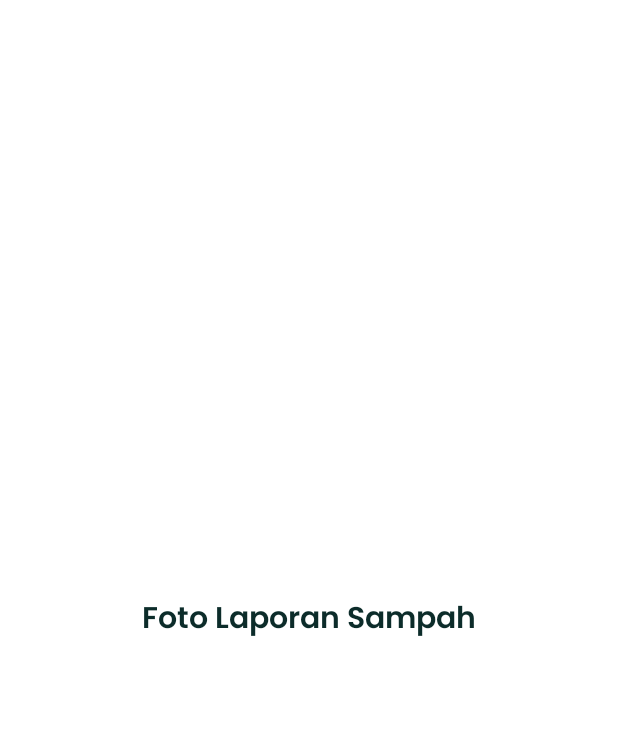
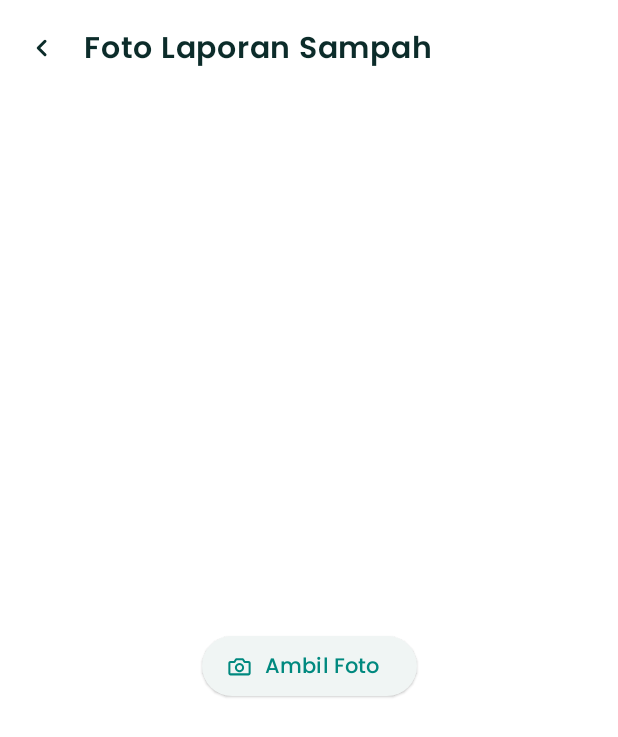
Before and after one commit to dimaswirabakti/cleanesia-android, an Android app built with Jetpack Compose: the ReportPhotoActivity screen opened directly, with no data from a screen before it, on a phone screen of 412 x 824 dp. Shown: the top 737 px of the screen. Run offline under Robolectric (Android 15) with nearby library versions, the phone set to English and light mode, and no system bars.

Commit message:
feat(lapor): tambah layar Foto Laporan dengan kamera dan FileProvider
- Tab Laporan membuka ReportPhotoActivity
- Izin lokasi diminta sebelum kamera dibuka, kamera tetap terbuka walau izin ditolak
- Foto disimpan di filesDir/foto lewat TakePicture, path disimpan di SavedStateHandle sebelum kamera dibuka
- File kosong dihapus saat pengambilan foto dibatalkan

```diff
--- a/app/src/main/java/com/cleanesia/feature/report/photo/ReportPhotoActivity.kt
+++ b/app/src/main/java/com/cleanesia/feature/report/photo/ReportPhotoActivity.kt
@@ -1,10 +1,12 @@
 package com.cleanesia.feature.report.photo
 
+import android.content.Intent
 import android.os.Bundle
 import androidx.activity.ComponentActivity
 import androidx.activity.compose.setContent
 import androidx.activity.enableEdgeToEdge
-import com.cleanesia.ui.components.PlaceholderScreen
+import com.cleanesia.feature.report.ReportExtras
+import com.cleanesia.feature.report.detail.ReportDetailActivity
 import com.cleanesia.ui.theme.CleanesiaTheme
 
 class ReportPhotoActivity : ComponentActivity() {
@@ -13,7 +15,15 @@ class ReportPhotoActivity : ComponentActivity() {
         enableEdgeToEdge()
         setContent {
             CleanesiaTheme {
-                PlaceholderScreen(title = "Foto Laporan Sampah")
+                ReportPhotoScreen(
+                    onBack = { finish() },
+                    onPhotoTaken = { path ->
+                        startActivity(
+                            Intent(this, ReportDetailActivity::class.java)
+                                .putExtra(ReportExtras.PHOTO_PATH, path)
+                        )
+                    },
+                )
             }
         }
     }
--- /dev/null
+++ b/app/src/main/java/com/cleanesia/feature/report/photo/ReportPhotoScreen.kt
@@ -0,0 +1,129 @@
+package com.cleanesia.feature.report.photo
+
+import android.Manifest
+import android.content.ActivityNotFoundException
+import androidx.activity.compose.rememberLauncherForActivityResult
+import androidx.activity.result.contract.ActivityResultContracts
+import androidx.compose.foundation.layout.Box
+import androidx.compose.foundation.layout.Spacer
+import androidx.compose.foundation.layout.fillMaxSize
+import androidx.compose.foundation.layout.padding
+import androidx.compose.foundation.layout.size
+import androidx.compose.foundation.layout.width
+import androidx.compose.material3.ButtonDefaults
+import androidx.compose.material3.ElevatedButton
+import androidx.compose.material3.ExperimentalMaterial3Api
+import androidx.compose.material3.Icon
+import androidx.compose.material3.IconButton
+import androidx.compose.material3.Scaffold
+import androidx.compose.material3.SnackbarHost
+import androidx.compose.material3.SnackbarHostState
+import androidx.compose.material3.Text
+import androidx.compose.material3.TopAppBar
+import androidx.compose.material3.TopAppBarDefaults
+import androidx.compose.runtime.Composable
+import androidx.compose.runtime.remember
+import androidx.compose.runtime.rememberCoroutineScope
+import androidx.compose.ui.Alignment
+import androidx.compose.ui.Modifier
+import androidx.compose.ui.graphics.Color
+import androidx.compose.ui.platform.LocalContext
+import androidx.compose.ui.res.painterResource
+import androidx.compose.ui.unit.dp
+import androidx.core.content.FileProvider
+import androidx.lifecycle.viewmodel.compose.viewModel
+import com.cleanesia.R
+import com.cleanesia.core.location.hasLocationPermission
+import com.cleanesia.ui.theme.Background
+import com.cleanesia.ui.theme.Brand700
+import kotlinx.coroutines.launch
+
+/** Warna isi tombol "Ambil Foto", diambil dari desain (design-ref/Foto laporan sampah.png). */
+private val TakePhotoButtonContainer = Color(0xFFF0F5F4)
+
+@OptIn(ExperimentalMaterial3Api::class)
+@Composable
+fun ReportPhotoScreen(
+    onBack: () -> Unit,
+    onPhotoTaken: (photoPath: String) -> Unit,
+    viewModel: ReportPhotoViewModel = viewModel(factory = ReportPhotoViewModel.Factory),
+) {
+    val context = LocalContext.current
+    val snackbarHostState = remember { SnackbarHostState() }
+    val scope = rememberCoroutineScope()
+
+    val takePicture = rememberLauncherForActivityResult(ActivityResultContracts.TakePicture()) { success ->
+        viewModel.onPhotoResult(success)?.let(onPhotoTaken)
+    }
+
+    fun launchCamera() {
+        val file = viewModel.newPhotoFile()
+        val uri = FileProvider.getUriForFile(context, "${context.packageName}.fileprovider", file)
+        try {
+            takePicture.launch(uri)
+        } catch (_: ActivityNotFoundException) {
+            viewModel.onPhotoResult(success = false)
+            scope.launch { snackbarHostState.showSnackbar("Aplikasi kamera tidak ditemukan.") }
+        }
+    }
+
+    // Lokasi diambil saat foto diambil, jadi izinnya diminta di sini bila belum ada.
+    // Apa pun jawabannya, kamera tetap dibuka; laporan tertahan di Detail sampai lokasi didapat.
+    val requestLocation = rememberLauncherForActivityResult(
+        ActivityResultContracts.RequestMultiplePermissions()
+    ) { launchCamera() }
+
+    Scaffold(
+        topBar = {
+            TopAppBar(
+                title = { Text("Foto Laporan Sampah") },
+                navigationIcon = {
+                    IconButton(onClick = onBack) {
+                        Icon(painterResource(R.drawable.ic_back), contentDescription = "Kembali")
+                    }
+                },
+                colors = TopAppBarDefaults.topAppBarColors(
+                    containerColor = Background,
+                    scrolledContainerColor = Background,
+                ),
+            )
+        },
+        snackbarHost = { SnackbarHost(snackbarHostState) },
+        containerColor = Background,
+    ) { innerPadding ->
+        Box(
+            modifier = Modifier
+                .fillMaxSize()
+                .padding(innerPadding),
+            contentAlignment = Alignment.Center,
+        ) {
+            ElevatedButton(
+                onClick = {
+                    if (hasLocationPermission(context)) {
+                        launchCamera()
+                    } else {
+                        requestLocation.launch(
+                            arrayOf(
+                                Manifest.permission.ACCESS_FINE_LOCATION,
+                                Manifest.permission.ACCESS_COARSE_LOCATION,
+                            )
+                        )
+                    }
+                },
+                colors = ButtonDefaults.elevatedButtonColors(
+                    containerColor = TakePhotoButtonContainer,
+                    contentColor = Brand700,
+                ),
+                contentPadding = ButtonDefaults.ButtonWithIconContentPadding,
+            ) {
+                Icon(
+                    painterResource(R.drawable.ic_nav_camera),
+                    contentDescription = null,
+                    modifier = Modifier.size(ButtonDefaults.IconSize),
+                )
+                Spacer(Modifier.width(ButtonDefaults.IconSpacing))
+                Text("Ambil Foto")
+            }
+        }
+    }
+}
--- /dev/null
+++ b/app/src/main/java/com/cleanesia/feature/report/photo/ReportPhotoViewModel.kt
@@ -0,0 +1,51 @@
+package com.cleanesia.feature.report.photo
+
+import android.app.Application
+import androidx.lifecycle.SavedStateHandle
+import androidx.lifecycle.ViewModel
+import androidx.lifecycle.ViewModelProvider.AndroidViewModelFactory.Companion.APPLICATION_KEY
+import androidx.lifecycle.createSavedStateHandle
+import androidx.lifecycle.viewmodel.initializer
+import androidx.lifecycle.viewmodel.viewModelFactory
+import java.io.File
+
+class ReportPhotoViewModel(
+    private val app: Application,
+    private val savedState: SavedStateHandle,
+) : ViewModel() {
+
+    /**
+     * Siapkan file tujuan foto di filesDir/foto. Path-nya disimpan ke SavedStateHandle
+     * sebelum kamera dibuka, supaya hasil kamera tetap bisa diproses walau proses
+     * aplikasi dimatikan selagi aplikasi kamera terbuka.
+     */
+    fun newPhotoFile(): File {
+        val dir = File(app.filesDir, PHOTO_DIR).apply { mkdirs() }
+        val file = File(dir, "${System.currentTimeMillis()}.jpg").apply { createNewFile() }
+        savedState[KEY_PENDING_PATH] = file.absolutePath
+        return file
+    }
+
+    /**
+     * Terima hasil kamera. Mengembalikan path foto bila berhasil.
+     * Bila batal atau file kosong, file dihapus dan hasilnya null.
+     */
+    fun onPhotoResult(success: Boolean): String? {
+        val path = savedState.remove<String>(KEY_PENDING_PATH) ?: return null
+        val file = File(path)
+        if (success && file.length() > 0) return path
+        file.delete()
+        return null
+    }
+
+    companion object {
+        private const val PHOTO_DIR = "foto"
+        private const val KEY_PENDING_PATH = "pendingPhotoPath"
+
+        val Factory = viewModelFactory {
+            initializer {
+                ReportPhotoViewModel(this[APPLICATION_KEY]!!, createSavedStateHandle())
+            }
+        }
+    }
+}
--- /dev/null
+++ b/app/src/main/res/drawable/ic_back.xml
@@ -0,0 +1,14 @@
+<?xml version="1.0" encoding="utf-8"?>
+<vector xmlns:android="http://schemas.android.com/apk/res/android"
+    android:width="24dp"
+    android:height="24dp"
+    android:autoMirrored="true"
+    android:viewportWidth="24"
+    android:viewportHeight="24">
+    <path
+        android:pathData="M14,7.5L9.5,12L14,16.5"
+        android:strokeWidth="2"
+        android:strokeColor="#FF000000"
+        android:strokeLineCap="round"
+        android:strokeLineJoin="round" />
+</vector>
```
Also changed, not shown: app/src/main/AndroidManifest.xml (+11 -0 lines), app/src/main/java/com/cleanesia/feature/main/MainScreen.kt (+10 -2 lines), app/src/main/java/com/cleanesia/feature/report/ReportExtras.kt (added, +7 -0 lines), app/src/main/res/xml/file_paths.xml (added, +7 -0 lines).
